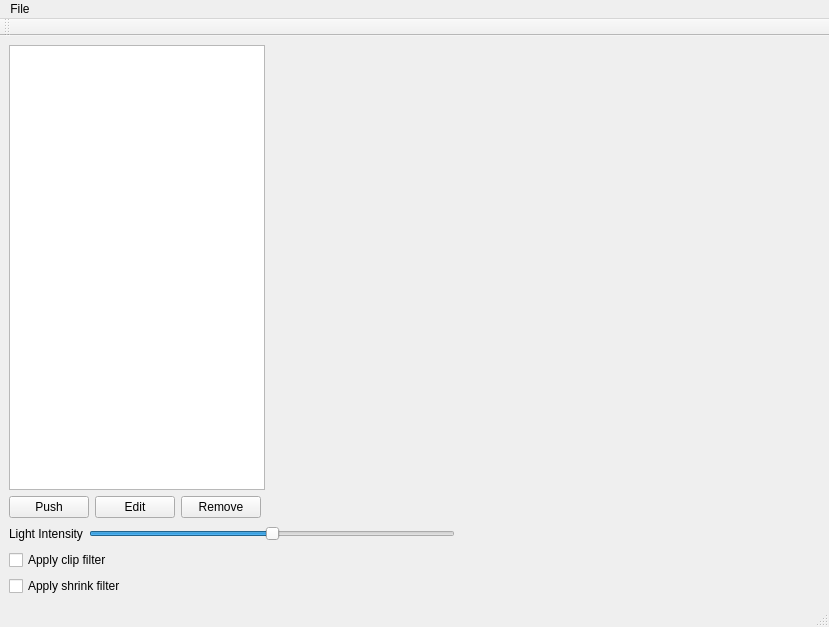
The window that VRproject/mainwindow.ui (shanerule/2024_GROUP_5) describes before a commit, drawn with Qt 5.
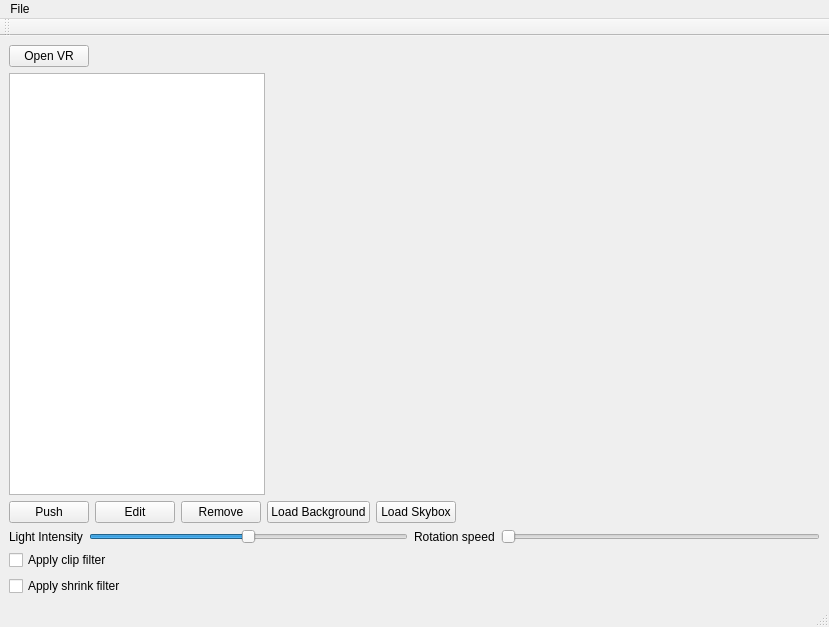
The same window after the commit. Icons and pictures are not drawn. Custom widgets are drawn as their Qt base class.

Patch:
```diff
--- a/VRproject/mainwindow.ui
+++ b/VRproject/mainwindow.ui
@@ -15,6 +15,30 @@
   </property>
   <widget class="QWidget" name="centralwidget">
    <layout class="QVBoxLayout" name="verticalLayout">
+    <item>
+     <layout class="QHBoxLayout" name="horizontalLayout_4">
+      <item>
+       <widget class="QPushButton" name="toggleVR">
+        <property name="text">
+         <string>Open VR</string>
+        </property>
+       </widget>
+      </item>
+      <item>
+       <spacer name="horizontalSpacer_2">
+        <property name="orientation">
+         <enum>Qt::Orientation::Horizontal</enum>
+        </property>
+        <property name="sizeHint" stdset="0">
+         <size>
+          <width>40</width>
+          <height>20</height>
+         </size>
+        </property>
+       </spacer>
+      </item>
+     </layout>
+    </item>
     <item>
      <layout class="QHBoxLayout" name="horizontalLayout">
       <item>
@@ -65,6 +89,20 @@
         </property>
        </widget>
       </item>
+      <item>
+       <widget class="QPushButton" name="loadBackgroundButton">
+        <property name="text">
+         <string>Load Background</string>
+        </property>
+       </widget>
+      </item>
+      <item>
+       <widget class="QPushButton" name="loadSkyboxButton">
+        <property name="text">
+         <string>Load Skybox</string>
+        </property>
+       </widget>
+      </item>
       <item>
        <spacer name="horizontalSpacer">
         <property name="orientation">
@@ -103,17 +141,18 @@
        </widget>
       </item>
       <item>
-       <spacer name="horizontalSpacer_2">
+       <widget class="QLabel" name="label_2">
+        <property name="text">
+         <string>Rotation speed</string>
+        </property>
+       </widget>
+      </item>
+      <item>
+       <widget class="QSlider" name="rotationSpeedSlider">
         <property name="orientation">
          <enum>Qt::Orientation::Horizontal</enum>
         </property>
-        <property name="sizeHint" stdset="0">
-         <size>
-          <width>40</width>
-          <height>20</height>
-         </size>
-        </property>
-       </spacer>
+       </widget>
       </item>
      </layout>
     </item>
```
